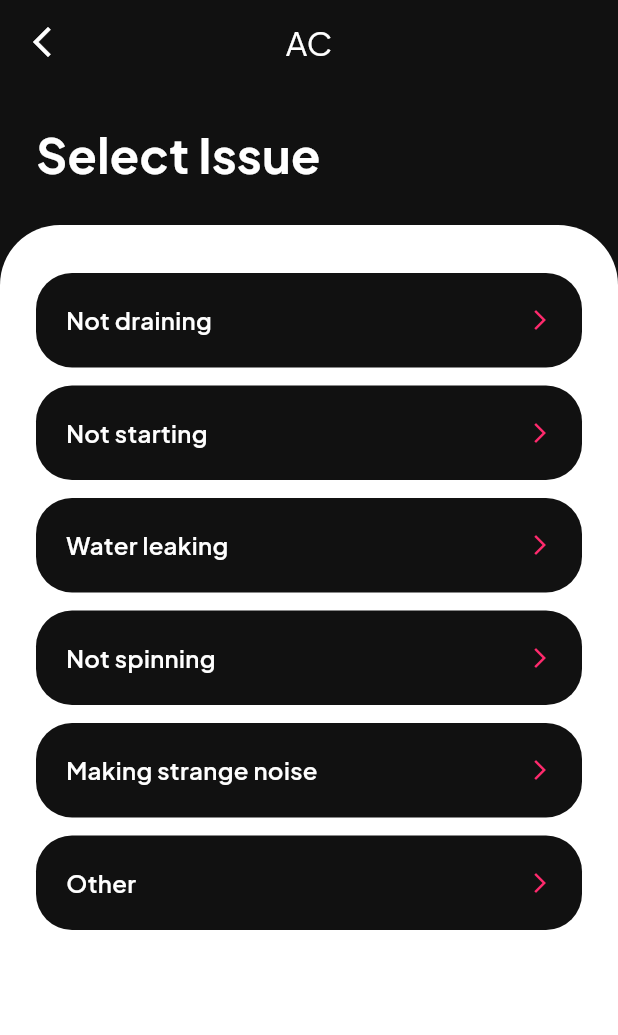
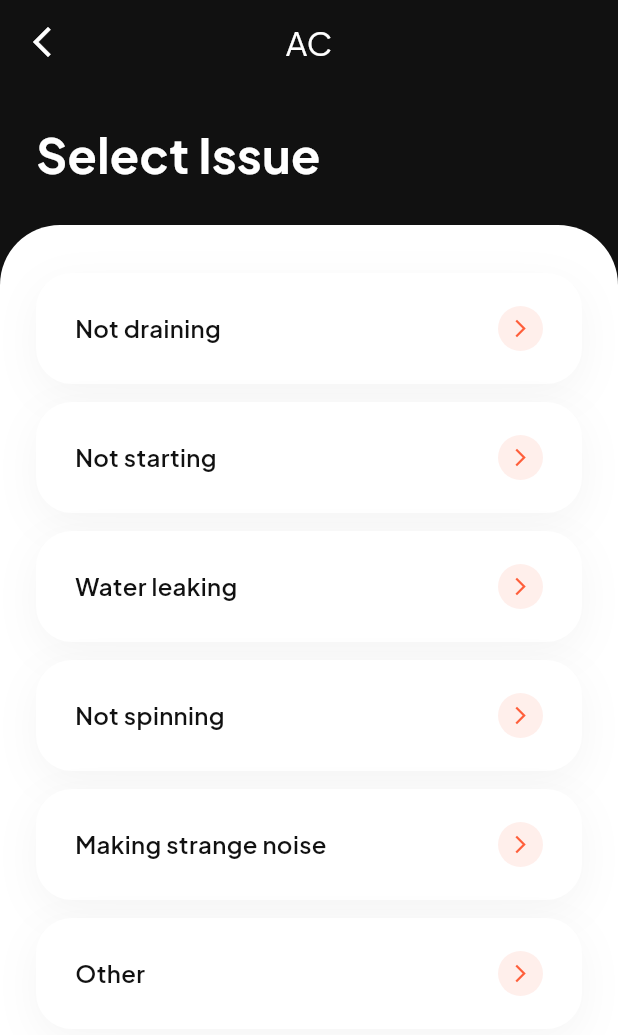
Before and after one commit to vishaltn74-dev/sortit, a Flutter app: the screen it shows after launch, after a tap on "AC", on a phone screen of 412 x 824 dp. Shown: the top 1035 px of the screen. Run offline on Flutter 3.47's test engine with Material 3 defaults, Android fonts, the phone set to English and light mode, and no system bars; our stand-ins replace google_fonts.

Commit message:
feat: complete neumorphic white card theme for all cards

```diff
--- a/lib/screens/home/home_screen.dart
+++ b/lib/screens/home/home_screen.dart
@@ -108,7 +108,6 @@ class HomeScreen extends StatelessWidget {
                         itemBuilder: (context, index) {
                           return CategoryCard(
                             category: categories[index],
-                            isBlack: index == 0,
                             onTap: () {
                               Navigator.push(
                                 context,
--- a/lib/widgets/category_card.dart
+++ b/lib/widgets/category_card.dart
@@ -5,13 +5,11 @@ import 'package:sortit/theme/app_theme.dart';
 class CategoryCard extends StatelessWidget {
   final Category category;
   final VoidCallback onTap;
-  final bool isBlack;
 
   const CategoryCard({
     super.key,
     required this.category,
     required this.onTap,
-    this.isBlack = false,
   });
 
   @override
@@ -20,32 +18,40 @@ class CategoryCard extends StatelessWidget {
       onTap: onTap,
       child: Container(
         decoration: BoxDecoration(
-          color: isBlack ? AppTheme.trueBlack : AppTheme.pureWhite,
-          borderRadius: BorderRadius.circular(24),
-          boxShadow: isBlack ? [] : [
+          color: AppTheme.pureWhite,
+          borderRadius: BorderRadius.circular(32),
+          border: Border.all(color: Colors.white, width: 2),
+          boxShadow: [
             BoxShadow(
-              color: Colors.black.withValues(alpha: 0.08),
-              blurRadius: 10,
-              offset: const Offset(0, 4),
+              color: Colors.black.withValues(alpha: 0.04),
+              blurRadius: 24,
+              offset: const Offset(0, 8),
             )
           ],
         ),
-        padding: const EdgeInsets.all(16),
+        padding: const EdgeInsets.all(20),
         child: Column(
           crossAxisAlignment: CrossAxisAlignment.start,
           mainAxisAlignment: MainAxisAlignment.spaceBetween,
           children: [
-            Icon(
-              _getIcon(category.icon),
-              color: isBlack ? AppTheme.pureWhite : AppTheme.trueBlack,
-              size: 32,
+            Container(
+              padding: const EdgeInsets.all(12),
+              decoration: BoxDecoration(
+                color: AppTheme.primaryRed.withValues(alpha: 0.1),
+                shape: BoxShape.circle,
+              ),
+              child: Icon(
+                _getIcon(category.icon),
+                color: AppTheme.primaryRed,
+                size: 28,
+              ),
             ),
             Text(
               category.name,
-              style: TextStyle(
+              style: const TextStyle(
                 fontWeight: FontWeight.bold,
-                fontSize: 14,
-                color: isBlack ? AppTheme.pureWhite : AppTheme.trueBlack,
+                fontSize: 15,
+                color: AppTheme.trueBlack,
               ),
             ),
           ],
--- a/lib/widgets/issue_tile.dart
+++ b/lib/widgets/issue_tile.dart
@@ -16,29 +16,47 @@ class IssueTile extends StatelessWidget {
   Widget build(BuildContext context) {
     return Container(
       margin: const EdgeInsets.only(bottom: 12),
+      decoration: BoxDecoration(
+        color: AppTheme.pureWhite,
+        borderRadius: BorderRadius.circular(24),
+        border: Border.all(color: Colors.white, width: 2),
+        boxShadow: [
+          BoxShadow(
+            color: Colors.black.withValues(alpha: 0.04),
+            blurRadius: 24,
+            offset: const Offset(0, 8),
+          )
+        ],
+      ),
       child: Material(
-        color: AppTheme.trueBlack,
-        borderRadius: BorderRadius.circular(24),
+        color: Colors.transparent,
         child: InkWell(
           onTap: onTap,
           borderRadius: BorderRadius.circular(24),
           child: Padding(
-            padding: const EdgeInsets.symmetric(horizontal: 20, vertical: 20),
+            padding: const EdgeInsets.symmetric(horizontal: 24, vertical: 20),
             child: Row(
               mainAxisAlignment: MainAxisAlignment.spaceBetween,
               children: [
                 Text(
                   issue.name,
                   style: const TextStyle(
-                    color: AppTheme.pureWhite,
+                    color: AppTheme.trueBlack,
                     fontSize: 16,
                     fontWeight: FontWeight.w600,
                   ),
                 ),
-                const Icon(
-                  Icons.arrow_forward_ios,
-                  color: AppTheme.accentOrange,
-                  size: 16,
+                Container(
+                  padding: const EdgeInsets.all(8),
+                  decoration: BoxDecoration(
+                    color: AppTheme.primaryRed.withValues(alpha: 0.1),
+                    shape: BoxShape.circle,
+                  ),
+                  child: const Icon(
+                    Icons.arrow_forward_ios,
+                    color: AppTheme.primaryRed,
+                    size: 14,
+                  ),
                 ),
               ],
             ),
```
Also changed, not shown: lib/widgets/repairer_card.dart (+40 -23 lines), lib/widgets/sponsored_card.dart (+37 -20 lines).
